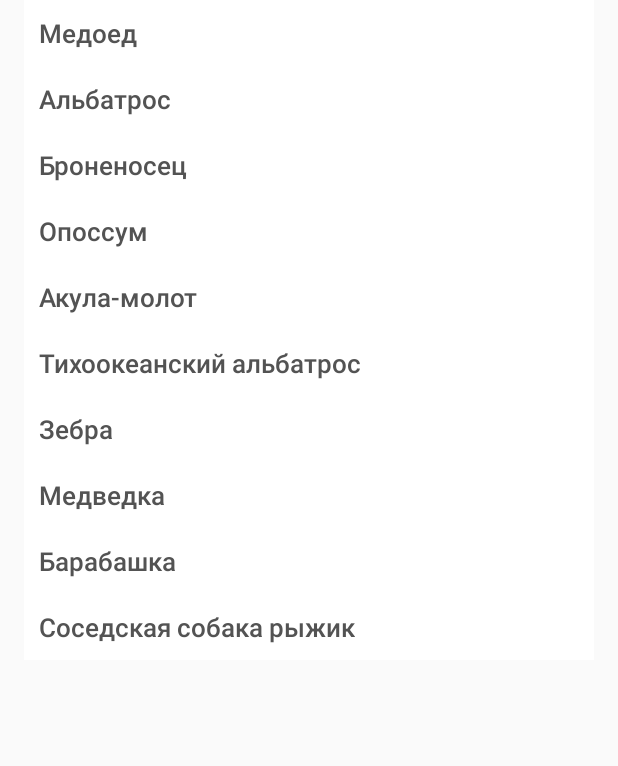
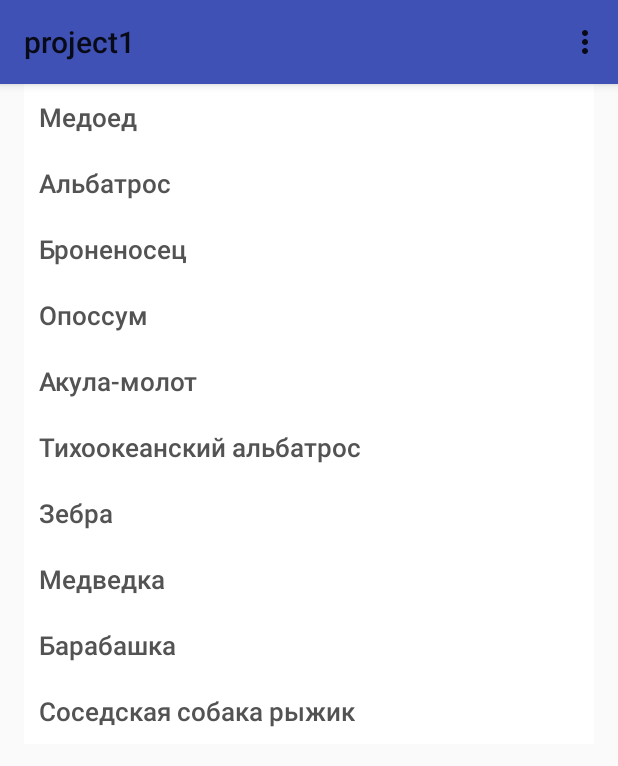
Before and after one commit to yarplux/Android_newsReader, an Android app: the screen it shows after launch (MainActivity), on a phone screen of 412 x 824 dp. Shown: the top 766 px of the screen. Run offline under Robolectric (Android 15) with nearby library versions, the phone set to English and light mode, and no system bars.

Commit message:
Задание 2. LIGHT#2. Функционал:
+ добавлено меню с кнопками
 "Список", "Добавить", "Профиль"
 (открываемое из панели)

```diff
--- a/app/build.gradle
+++ b/app/build.gradle
@@ -23,13 +23,13 @@ android {
 dependencies {
     implementation fileTree(include: ['*.jar'], dir: 'libs')
     implementation 'com.android.support:appcompat-v7:27.1.1'
+    implementation 'com.android.support:recyclerview-v7:27.1.1'
+    implementation 'com.android.support:cardview-v7:27.1.1'
     implementation 'com.android.support.constraint:constraint-layout:1.1.2'
     implementation 'com.android.support:support-v4:27.1.1'
     testImplementation 'junit:junit:4.12'
     androidTestImplementation 'com.android.support.test:runner:1.0.2'
     androidTestImplementation 'com.android.support.test.espresso:espresso-core:3.0.2'
 
-    implementation 'com.android.support:recyclerview-v7:27.1.1'
-    implementation 'com.android.support:cardview-v7:27.1.1'
 
 }
--- a/app/src/main/java/com/shifu/user/project1/MainActivity.java
+++ b/app/src/main/java/com/shifu/user/project1/MainActivity.java
@@ -1,10 +1,14 @@
 package com.shifu.user.project1;
 
 import android.os.Bundle;
-import android.support.v4.app.FragmentActivity;
 import android.support.v4.app.FragmentTransaction;
+import android.support.v4.content.ContextCompat;
+import android.support.v7.app.AppCompatActivity;
+import android.support.v7.widget.Toolbar;
+import android.view.Menu;
+import android.view.MenuInflater;
 
-public class MainActivity extends FragmentActivity {
+public class MainActivity extends AppCompatActivity {
 
     @Override
     protected void onCreate(Bundle savedInstanceState) {
@@ -12,9 +16,21 @@ public class MainActivity extends FragmentActivity {
         super.onCreate(savedInstanceState);
         setContentView(R.layout.activity_main);
 
+        Toolbar myToolbar = (Toolbar) findViewById(R.id.my_toolbar);
+        setSupportActionBar(myToolbar);
+
         FragmentTransaction transaction = getSupportFragmentManager().beginTransaction();
         transaction.add(R.id.container, new RecyclerViewFragment());
         transaction.commit();
 
     }
+
+    @Override
+    public boolean onCreateOptionsMenu(Menu menu) {
+        MenuInflater inflater = getMenuInflater();
+        inflater.inflate(R.menu.main_menu, menu);
+        return true;
+    }
+
+
 }
--- a/app/src/main/java/com/shifu/user/project1/RecyclerViewFragment.java
+++ b/app/src/main/java/com/shifu/user/project1/RecyclerViewFragment.java
@@ -3,8 +3,6 @@ package com.shifu.user.project1;
 import android.graphics.Canvas;
 import android.os.Bundle;
 import android.support.v4.app.Fragment;
-import android.support.v4.app.FragmentActivity;
-import android.support.v4.app.FragmentTransaction;
 import android.support.v7.widget.LinearLayoutManager;
 import android.support.v7.widget.RecyclerView;
 import android.support.v7.widget.helper.ItemTouchHelper;
@@ -31,7 +29,7 @@ public class RecyclerViewFragment extends Fragment {
     @Override
     public void onCreate(Bundle savedInstanceState) {
         super.onCreate(savedInstanceState);
-        cartList = new LinkedList<String>(Arrays.asList(getResources().getStringArray(R.array.res_list_animals)));
+        cartList = new LinkedList<>(Arrays.asList(getResources().getStringArray(R.array.res_list_animals)));
     }
 
     @Override
@@ -42,7 +40,7 @@ public class RecyclerViewFragment extends Fragment {
 
         mRecyclerView = (RecyclerView) rootView.findViewById(R.id.recyclerView);
 
-        mLayoutManager = new LinearLayoutManager(getContext().getApplicationContext());
+        mLayoutManager = new LinearLayoutManager(getActivity());
 
         mRecyclerView.setLayoutManager(mLayoutManager);
 
--- a/app/src/main/java/com/shifu/user/project1/SwipeController.java
+++ b/app/src/main/java/com/shifu/user/project1/SwipeController.java
@@ -5,7 +5,6 @@ import android.graphics.Canvas;
 import android.graphics.Color;
 import android.graphics.Paint;
 import android.graphics.RectF;
-import android.support.annotation.StringRes;
 import android.support.v7.widget.RecyclerView;
 import android.support.v7.widget.helper.ItemTouchHelper;
 import android.util.Log;
@@ -42,7 +41,7 @@ public class SwipeController extends ItemTouchHelper.Callback {
     private static final float buttonWidth = 300;
 
 
-    public SwipeController(Context context, SwipeControllerActions buttonActions) {
+    SwipeController(Context context, SwipeControllerActions buttonActions) {
         this.context = context;
         this.buttonsActions = buttonActions;
     }
--- a/app/src/main/res/layout/activity_main.xml
+++ b/app/src/main/res/layout/activity_main.xml
@@ -4,6 +4,16 @@
     android:layout_width="match_parent"
     android:layout_height="match_parent"
     tools:context=".MainActivity">
+
+    <android.support.v7.widget.Toolbar
+        xmlns:app="http://schemas.android.com/apk/res-auto"
+        android:id="@+id/my_toolbar"
+        android:layout_width="match_parent"
+        android:layout_height="?attr/actionBarSize"
+        android:background="?attr/colorPrimary"
+        android:elevation="4dp"
+        android:theme="@style/ThemeOverlay.AppCompat.ActionBar"
+        app:popupTheme="@style/ThemeOverlay.AppCompat.Light" />
 
     <FrameLayout
         android:id="@+id/container"
@@ -13,4 +23,6 @@
         android:scaleType="centerInside">
     </FrameLayout>
 
+
+
 </android.support.constraint.ConstraintLayout>
--- a/app/src/main/res/layout/fragment_item_list.xml
+++ b/app/src/main/res/layout/fragment_item_list.xml
@@ -5,6 +5,7 @@
     android:name="com.shifu.user.project1.ItemFragment"
     android:layout_width="match_parent"
     android:layout_height="wrap_content"
+    android:layout_marginTop="?attr/actionBarSize"
     android:layout_marginLeft="16dp"
     android:layout_marginRight="16dp"
     app:layoutManager="android.support.v7.widget.LinearLayoutManager"/>
--- a/app/src/main/res/layout/fragment_new.xml
+++ b/app/src/main/res/layout/fragment_new.xml
@@ -9,5 +9,6 @@
         android:id="@+id/backButton"
         android:layout_width="60sp"
         android:layout_height="40sp"
+        android:layout_marginTop="?attr/actionBarSize"
         android:contentDescription="@string/back"></ImageButton>
 </FrameLayout>
--- /dev/null
+++ b/app/src/main/res/menu/main_menu.xml
@@ -0,0 +1,13 @@
+<?xml version="1.0" encoding="utf-8"?>
+<menu xmlns:android="http://schemas.android.com/apk/res/android"
+    xmlns:app="http://schemas.android.com/apk/res-auto">
+    <item android:id="@+id/menu_list"
+        android:title="@string/list"
+        app:showAsAction="never"/>
+    <item android:id="@+id/menu_add"
+        android:title="@string/add"
+        app:showAsAction="never"/>
+    <item android:id="@+id/menu_profile"
+        android:title="@string/profile"
+        app:showAsAction="never"/>
+</menu>
--- a/app/src/main/res/values/strings.xml
+++ b/app/src/main/res/values/strings.xml
@@ -3,4 +3,7 @@
     <string name="greetings">Руденко Егор Дмитриевич запустил проект, какой он молодец! :))</string>
     <string name="back">Назад</string>
     <string name="delete">Удалить</string>
+    <string name="list">Список</string>
+    <string name="add">Добавить</string>
+    <string name="profile">Профиль</string>
 </resources>
--- a/app/src/main/res/values/styles.xml
+++ b/app/src/main/res/values/styles.xml
@@ -6,15 +6,11 @@
         <item name="colorPrimary">@color/colorPrimary</item>
         <item name="colorPrimaryDark">@color/colorPrimaryDark</item>
         <item name="colorAccent">@color/colorAccent</item>
-    </style>
-
-    <style name="AppTheme.NoActionBar">
         <item name="windowActionBar">false</item>
         <item name="windowNoTitle">true</item>
     </style>
 
     <style name="AppTheme.AppBarOverlay" parent="ThemeOverlay.AppCompat.Light" />
-
     <style name="AppTheme.PopupOverlay" parent="ThemeOverlay.AppCompat.Light" />
 
     <!-- Кастомная AppTheme.Launcher. Устанавливает фон -->
```
Also changed, not shown: app/src/main/AndroidManifest.xml (+8 -2 lines), app/src/main/java/com/shifu/user/project1/TextFragment.java (added, +29 -0 lines), app/src/main/res/layout/fragment_text.xml (added, +14 -0 lines).
